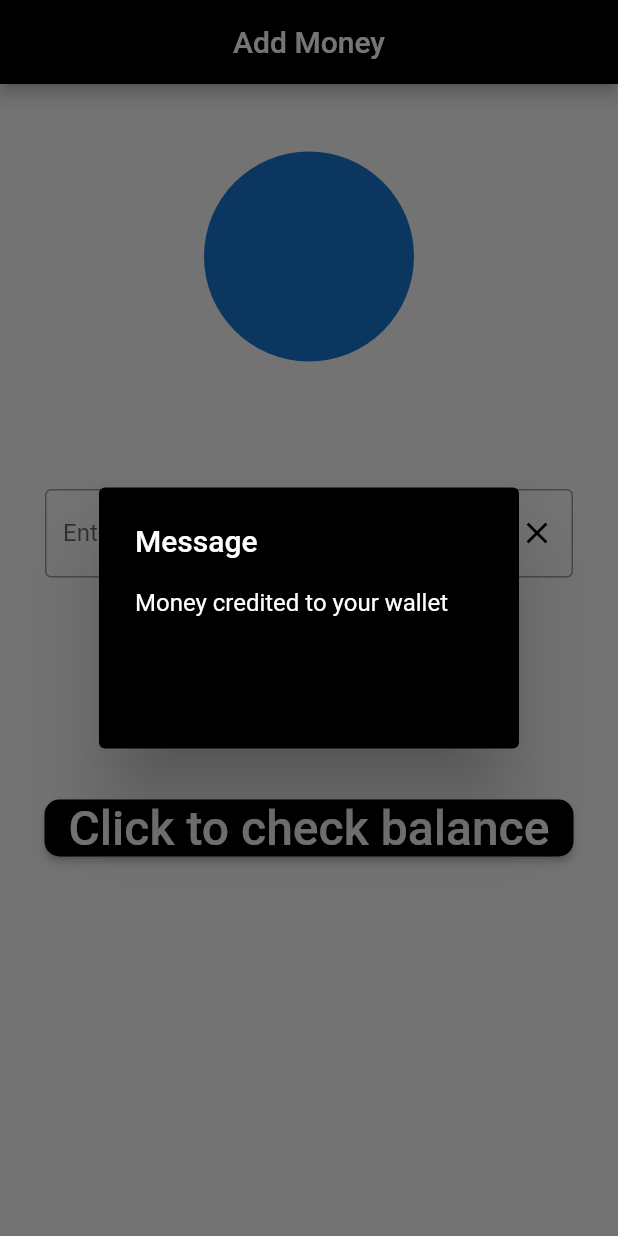
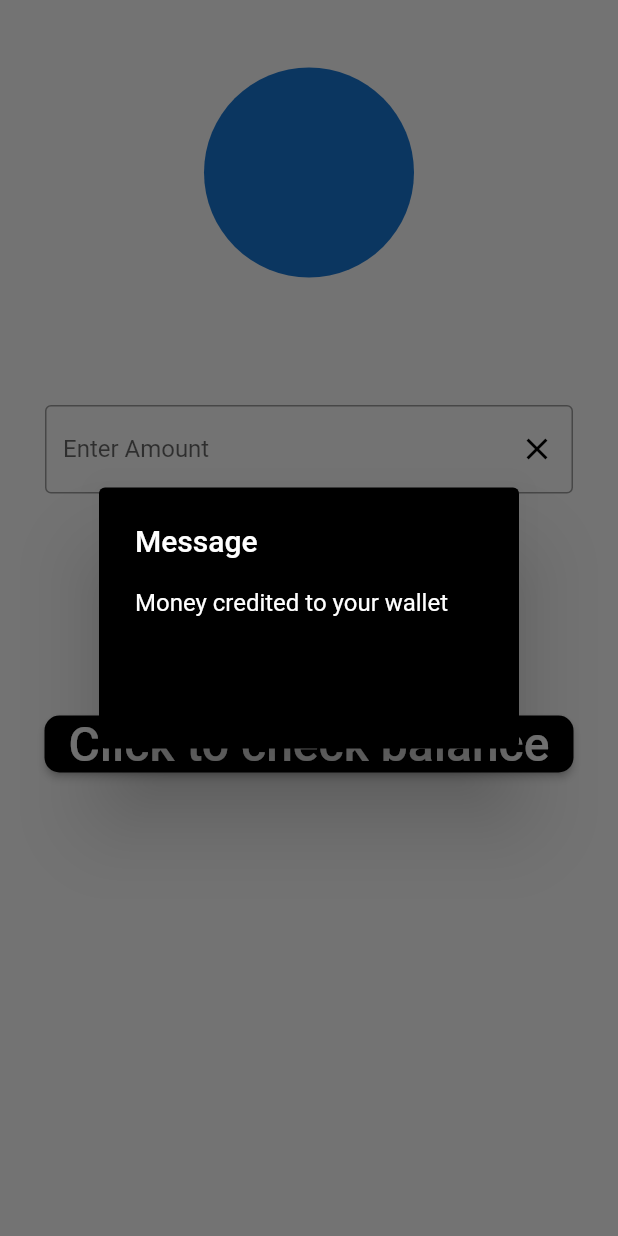
Before and after one commit to sheetal901/sheetal901, a Flutter app: the screen it shows after launch, after a tap on "Confirm to pay", on a phone screen of 412 x 824 dp. Run offline on Flutter 3.47's test engine with Material 2 defaults, Android fonts, the phone set to English and light mode, and no system bars.

Commit message:
Update main.dart

```diff
--- a/lib/main.dart
+++ b/lib/main.dart
@@ -21,16 +21,7 @@ class _State extends State<MyApp> {
 
     return Scaffold(
 
-        appBar: AppBar(
-          title: Text("Add Money"),
-  backgroundColor: Colors.black,
 
-
-          centerTitle: true,
-
-          automaticallyImplyLeading: false,
-
-        ),
 
         body: Padding(
 
```
